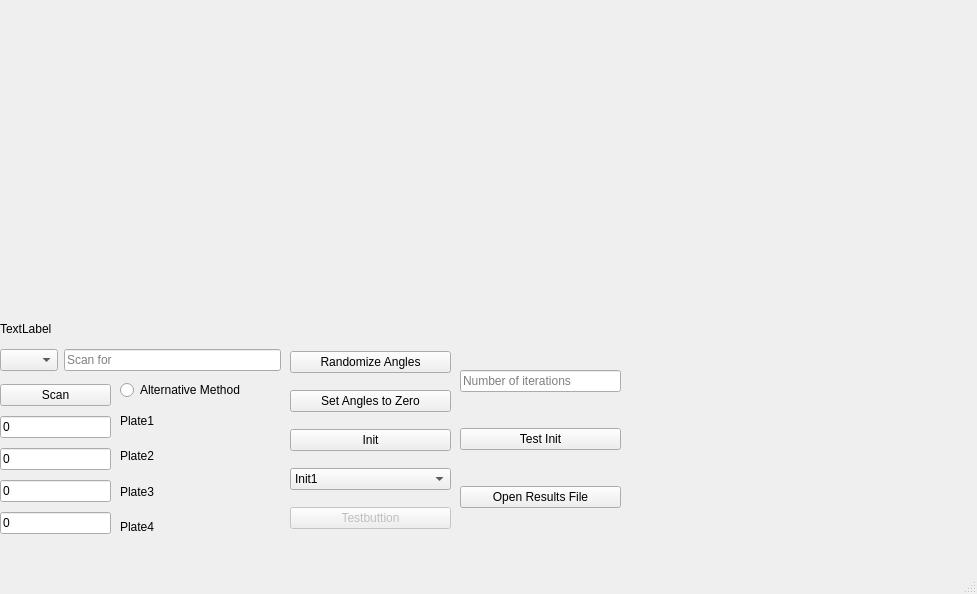
First picture: the form in mainwindow.ui, repository denisteut/QKD_stand_simulator, before the edit.
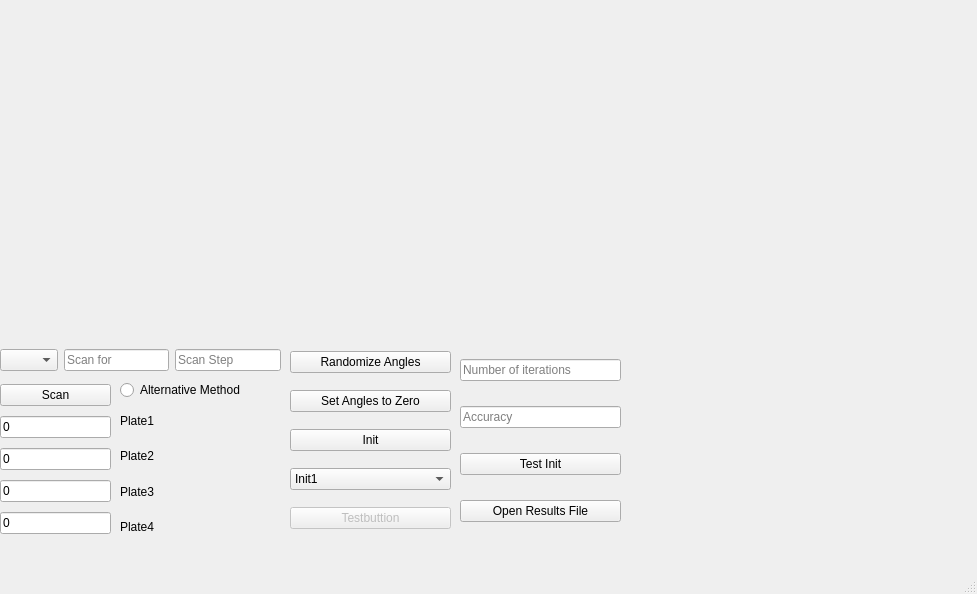
Second picture: the form after the edit. Custom widgets are drawn as their Qt base class.

What changed in the file:
```diff
--- a/mainwindow.ui
+++ b/mainwindow.ui
@@ -168,6 +168,13 @@
        </property>
       </widget>
      </item>
+     <item>
+      <widget class="QLineEdit" name="scanStepLine">
+       <property name="placeholderText">
+        <string>Scan Step</string>
+       </property>
+      </widget>
+     </item>
     </layout>
    </widget>
    <widget class="QWidget" name="verticalLayoutWidget_3">
@@ -242,19 +249,6 @@
      </item>
     </layout>
    </widget>
-   <widget class="QLabel" name="displayMLabel">
-    <property name="geometry">
-     <rect>
-      <x>0</x>
-      <y>320</y>
-      <width>54</width>
-      <height>17</height>
-     </rect>
-    </property>
-    <property name="text">
-     <string>TextLabel</string>
-    </property>
-   </widget>
    <widget class="QWidget" name="verticalLayoutWidget_4">
     <property name="geometry">
      <rect>
@@ -272,6 +266,13 @@
        </property>
       </widget>
      </item>
+     <item>
+      <widget class="QLineEdit" name="accuracyLine">
+       <property name="placeholderText">
+        <string>Accuracy</string>
+       </property>
+      </widget>
+     </item>
      <item>
       <widget class="QPushButton" name="testInit">
        <property name="text">
```
Left out of the diff: 2 changed lines with no effect on the pictures.
